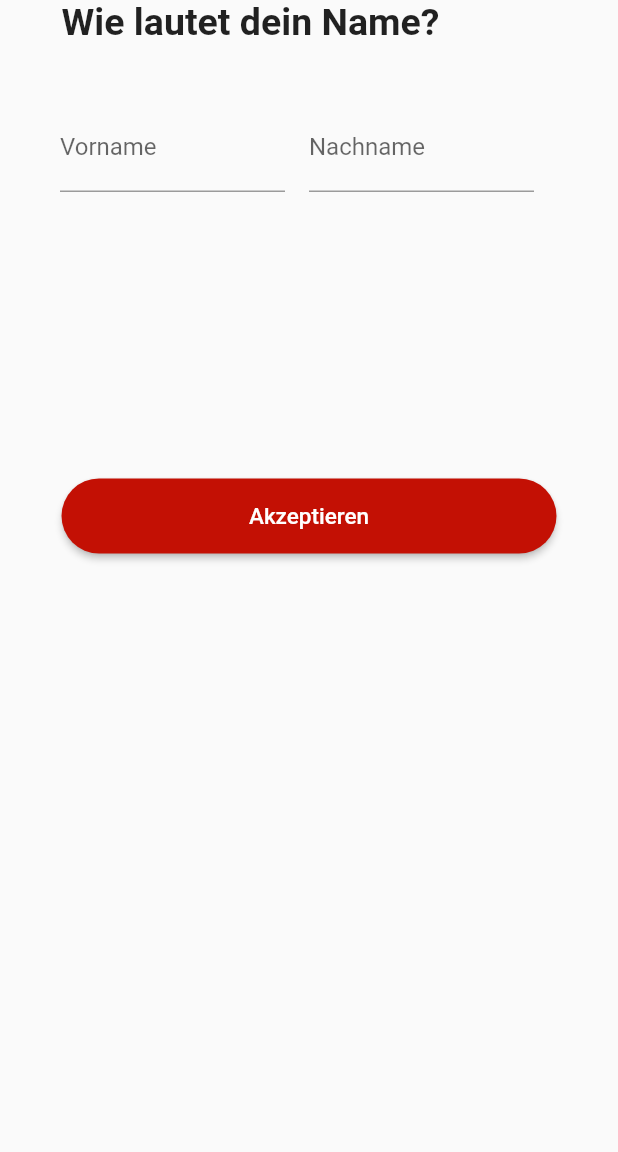
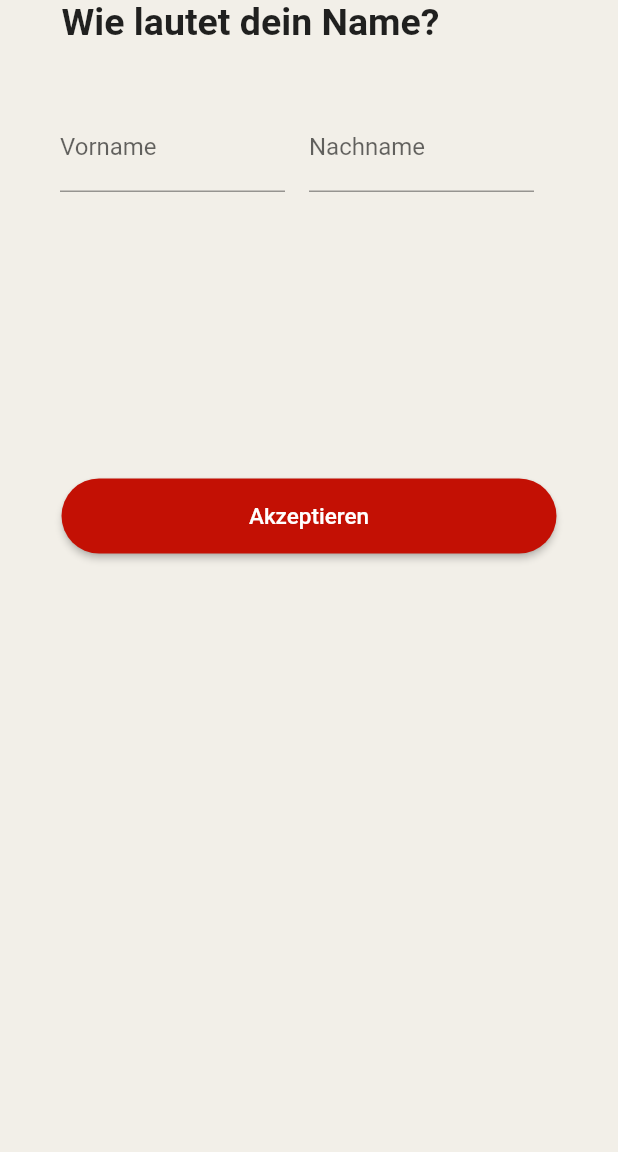
Before and after one commit to hytechat/termino-dev, a Flutter app: the EditNameFormPage screen opened directly, on a phone screen of 412 x 824 dp, the part 84-1236 px from its top. Run offline on Flutter 3.47's test engine with Material 2 defaults, Android fonts, the phone set to English and light mode, and no system bars; our stand-ins replace email_validator, flutter_tts, fluttertoast, image_picker, shared_preferences, string_validator; missing offline and left inert: syncfusion_flutter_pdfviewer, syncfusion_flutter_pdfviewer_web; accounts and stored records are empty; network calls fail.

Commit message:
Hintergrundfarbe überall angepasst

```diff
--- a/frontend/lib/pages/pagesGeruest/profile_details/edit_image.dart
+++ b/frontend/lib/pages/pagesGeruest/profile_details/edit_image.dart
@@ -4,6 +4,7 @@ import 'package:flutter/material.dart';
 import 'package:path_provider/path_provider.dart';
 import 'package:path/path.dart';
 import 'package:image_picker/image_picker.dart';
+import 'package:termino_frontend/config/config_expo.dart';
 import 'appbar_widget.dart';
 import 'package:termino_frontend/pages/pagesGeruest/profile_details/user_data.dart';
 
@@ -20,14 +21,15 @@ class _EditImagePageState extends State<EditImagePage> {
   @override
   Widget build(BuildContext context) {
     return Scaffold(
+      backgroundColor: Colourpalette.hellbeigeGrau,
       appBar: buildAppBar(context),
       body: Column(
         crossAxisAlignment: CrossAxisAlignment.center,
         mainAxisAlignment: MainAxisAlignment.start,
         children: <Widget>[
-          SizedBox(
+          const SizedBox(
               width: 330,
-              child: const Text(
+              child: Text(
                 "Neues Foto hochladen:",
                 style: TextStyle(
                   fontSize: 20,
--- a/frontend/lib/pages/pagesGeruest/profile_details/edit_name.dart
+++ b/frontend/lib/pages/pagesGeruest/profile_details/edit_name.dart
@@ -1,5 +1,6 @@
 import 'package:flutter/material.dart';
 import 'package:string_validator/string_validator.dart';
+import 'package:termino_frontend/config/config_expo.dart';
 import 'appbar_widget.dart';
 import 'package:termino_frontend/pages/pagesGeruest/profile_details/user_data.dart';
 
@@ -32,6 +33,7 @@ class EditNameFormPageState extends State<EditNameFormPage> {
   @override
   Widget build(BuildContext context) {
     return Scaffold(
+        backgroundColor: Colourpalette.hellbeigeGrau,
         appBar: buildAppBar(context),
         body: Form(
           key: _formKey,
@@ -39,9 +41,9 @@ class EditNameFormPageState extends State<EditNameFormPage> {
             crossAxisAlignment: CrossAxisAlignment.center,
             mainAxisAlignment: MainAxisAlignment.start,
             children: <Widget>[
-              SizedBox(
+              const SizedBox(
                   width: 330,
-                  child: const Text(
+                  child: Text(
                     "Wie lautet dein Name?",
                     style: TextStyle(
                       fontSize: 25,
@@ -67,8 +69,7 @@ class EditNameFormPageState extends State<EditNameFormPage> {
                               }
                               return null;
                             },
-                            decoration:
-                                InputDecoration(labelText: 'Vorname'),
+                            decoration: InputDecoration(labelText: 'Vorname'),
                             controller: firstNameController,
                           ))),
                   Padding(
@@ -101,10 +102,11 @@ class EditNameFormPageState extends State<EditNameFormPage> {
                         height: 50,
                         child: ElevatedButton(
                           style: ElevatedButton.styleFrom(
-                             backgroundColor: const Color.fromRGBO(195, 16, 4, 1),
-                             minimumSize: const Size.fromHeight(2),
-                             shape: const StadiumBorder(),
-                             ),
+                            backgroundColor:
+                                const Color.fromRGBO(195, 16, 4, 1),
+                            minimumSize: const Size.fromHeight(2),
+                            shape: const StadiumBorder(),
+                          ),
                           onPressed: () {
                             // Validate returns true if the form is valid, or false otherwise.
                             if (_formKey.currentState!.validate() &&
@@ -122,10 +124,6 @@ class EditNameFormPageState extends State<EditNameFormPage> {
                           ),
                         ),
                       )))
-
-
-
-
             ],
           ),
         ));
--- a/frontend/lib/pages/pagesGeruest/views/abstimmung_einsehen_page.dart
+++ b/frontend/lib/pages/pagesGeruest/views/abstimmung_einsehen_page.dart
@@ -3,6 +3,7 @@ import 'dart:async';
 import 'package:flutter/cupertino.dart';
 import 'package:flutter/material.dart';
 import 'package:termino_frontend/classes/Option.dart';
+import 'package:termino_frontend/config/colours.dart';
 import 'package:termino_frontend/data/model/option_model.dart';
 import 'package:termino_frontend/pages/pagesGeruest/profile_details/appbar_widget.dart';
 import 'package:termino_frontend/pages/pagesGeruest/profile_details/display_image_widget.dart';
@@ -48,6 +49,7 @@ class _AbstimmungEinsehenPage extends State<AbstimmungEinsehenPage> {
     bool isChecked = false;
 
     return Scaffold(
+      backgroundColor: Colourpalette.hellbeigeGrau,
         appBar: buildAppBar(context),
         body: Column(
           crossAxisAlignment: CrossAxisAlignment.start,
--- a/frontend/lib/pages/pagesGeruest/views/profil_einsehen_page.dart
+++ b/frontend/lib/pages/pagesGeruest/views/profil_einsehen_page.dart
@@ -20,6 +20,7 @@ class _ProfilEinsehenPageState extends State<ProfilEinsehenPage> {
     final user = UserData.myUser;
 
     return Scaffold(
+      backgroundColor: Colourpalette.hellbeigeGrau,
       body: Column(
         children: [
           AppBar(
```
